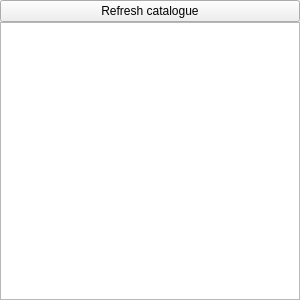
RoundSalmon4/blended-strawberry, file src/streaming/streamingcollectionviewcontainer.ui: the form before one commit.
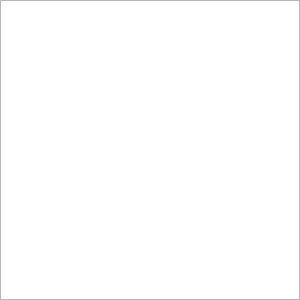
The form after the commit. The open tabs and pages were chosen to show the change. Custom widgets are drawn as their Qt base class.

Patch:
```diff
--- a/src/streaming/streamingcollectionviewcontainer.ui
+++ b/src/streaming/streamingcollectionviewcontainer.ui
@@ -131,13 +131,6 @@
        <item>
         <widget class="CollectionFilterWidget" name="filter_widget" native="true"/>
        </item>
-       <item>
-        <widget class="QPushButton" name="refresh">
-         <property name="text">
-          <string>Refresh catalogue</string>
-         </property>
-        </widget>
-       </item>
        <item>
         <widget class="StreamingCollectionView" name="view"/>
        </item>
```
